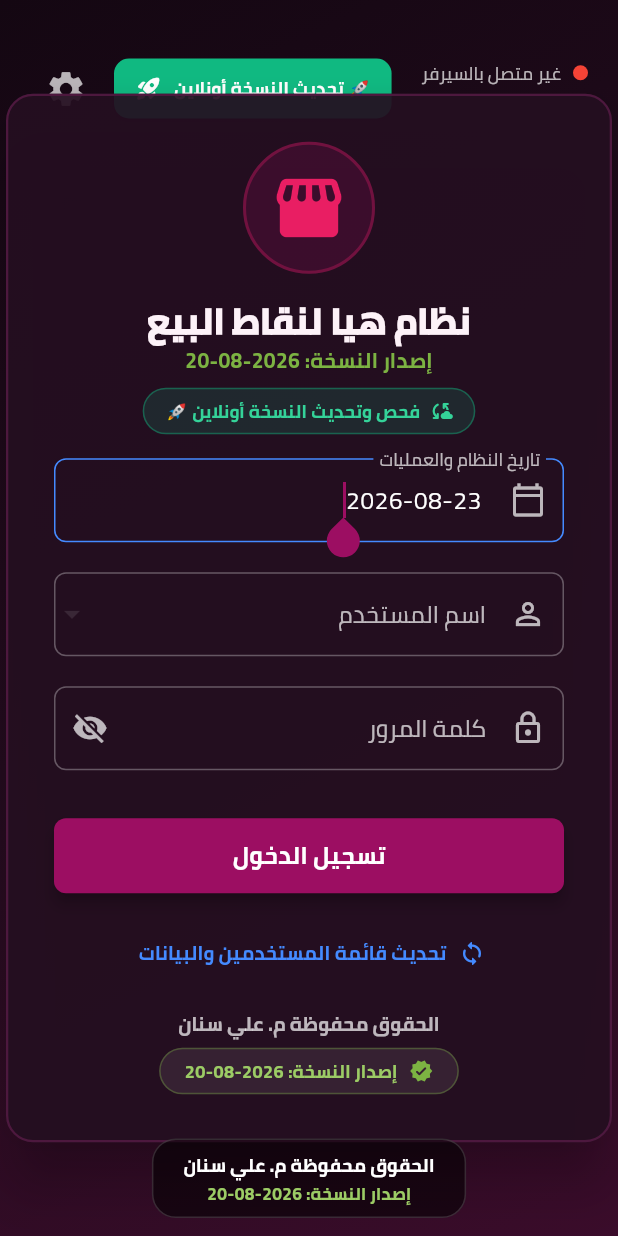
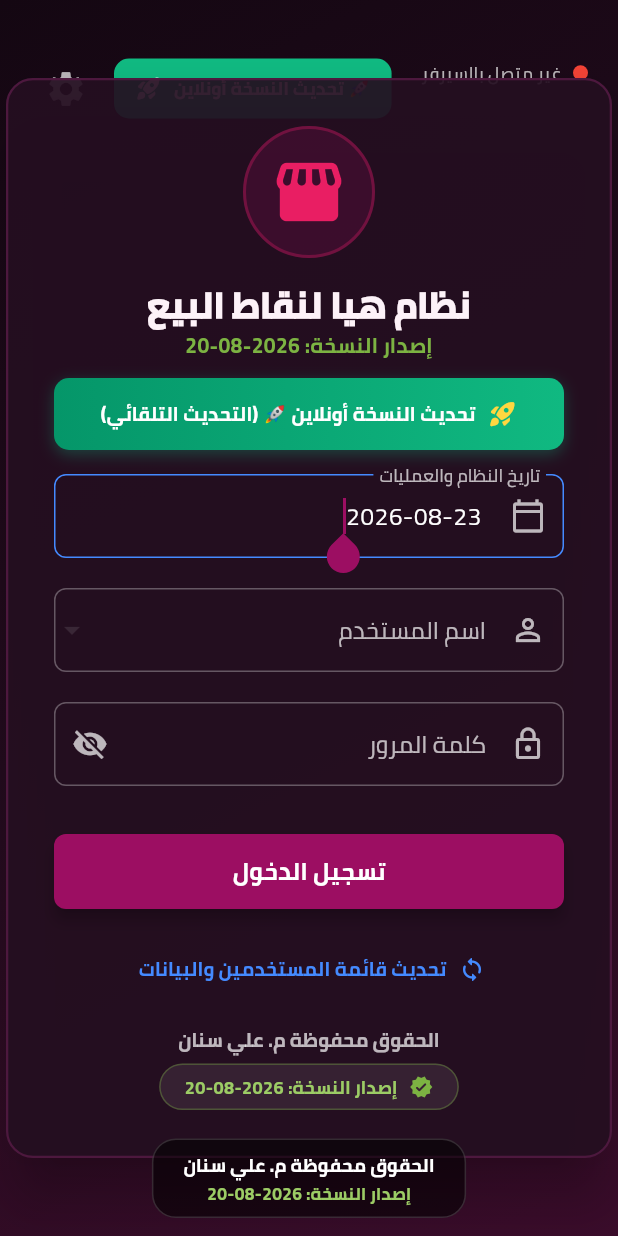
Before and after one commit to senanye/HayaPOS-2026, a Flutter app: the screen it shows after launch, on a phone screen of 412 x 824 dp. Run offline on Flutter 3.47's test engine with Material 3 defaults, Android fonts, the phone set to English and light mode, and no system bars; our stand-ins replace flutter_svg, shared_preferences; missing offline and left inert: barcode, dart:js, universal_html; accounts and stored records are empty; network calls fail.

Commit message:
Exclusively place online update button on login screen

```diff
--- a/lib/views/login_view.dart
+++ b/lib/views/login_view.dart
@@ -1657,36 +1657,48 @@ class _LoginViewState extends State<LoginView> {
                               fontFamily: 'Cairo',
                             ),
                           ),
-                          const SizedBox(height: 8),
-                          // Online Update Action Chip in Card
-                          InkWell(
-                            onTap: _isCheckingUpdate ? null : () => _checkSystemUpdate(manual: true),
-                            borderRadius: BorderRadius.circular(20),
-                            child: Container(
-                              padding: const EdgeInsets.symmetric(horizontal: 14, vertical: 6),
-                              decoration: BoxDecoration(
-                                color: const Color(0xFF10B981).withValues(alpha: 0.15),
-                                borderRadius: BorderRadius.circular(20),
-                                border: Border.all(color: const Color(0xFF10B981).withValues(alpha: 0.4)),
+                          const SizedBox(height: 12),
+                          // Prominent Online Update Button in Card
+                          Container(
+                            width: double.infinity,
+                            decoration: BoxDecoration(
+                              gradient: const LinearGradient(
+                                colors: [Color(0xFF059669), Color(0xFF10B981)],
                               ),
-                              child: Row(
-                                mainAxisSize: MainAxisSize.min,
-                                children: [
-                                  _isCheckingUpdate
-                                      ? const SizedBox(width: 14, height: 14, child: CircularProgressIndicator(strokeWidth: 2, color: Color(0xFF34D399)))
-                                      : const Icon(Icons.cloud_sync_rounded, size: 16, color: Color(0xFF34D399)),
-                                  const SizedBox(width: 6),
-                                  const Text(
-                                    'فحص وتحديث النسخة أونلاين 🚀',
-                                    style: TextStyle(
-                                      color: Color(0xFF34D399),
-                                      fontFamily: 'Cairo',
-                                      fontSize: 12,
-                                      fontWeight: FontWeight.bold,
-                                    ),
-                                  ),
-                                ],
+                              borderRadius: BorderRadius.circular(10),
+                              boxShadow: [
+                                BoxShadow(
+                                  color: const Color(0xFF10B981).withValues(alpha: 0.3),
+                                  blurRadius: 8,
+                                  offset: const Offset(0, 3),
+                                ),
+                              ],
+                            ),
+                            child: ElevatedButton.icon(
+                              style: ElevatedButton.styleFrom(
+                                backgroundColor: Colors.transparent,
+                                shadowColor: Colors.transparent,
+                                foregroundColor: Colors.white,
+                                padding: const EdgeInsets.symmetric(vertical: 12),
+                                shape: RoundedRectangleBorder(borderRadius: BorderRadius.circular(10)),
                               ),
+                              icon: _isCheckingUpdate
+                                  ? const SizedBox(
+                                      width: 18,
+                                      height: 18,
+                                      child: CircularProgressIndicator(strokeWidth: 2, color: Colors.white),
+                                    )
+                                  : const Icon(Icons.rocket_launch_rounded, size: 20, color: Colors.amberAccent),
+                              label: Text(
+                                _isCheckingUpdate ? 'جاري فحص وتنزيل التحديث...' : 'تحديث النسخة أونلاين 🚀 (التحديث التلقائي)',
+                                style: const TextStyle(
+                                  color: Colors.white,
+                                  fontFamily: 'Cairo',
+                                  fontSize: 13,
+                                  fontWeight: FontWeight.bold,
+                                ),
+                              ),
+                              onPressed: _isCheckingUpdate ? null : () => _checkSystemUpdate(manual: true),
                             ),
                           ),
                           const SizedBox(height: 16),
```
Also changed, not shown: lib/views/main_shell.dart (+0 -65 lines), 1 other file.
